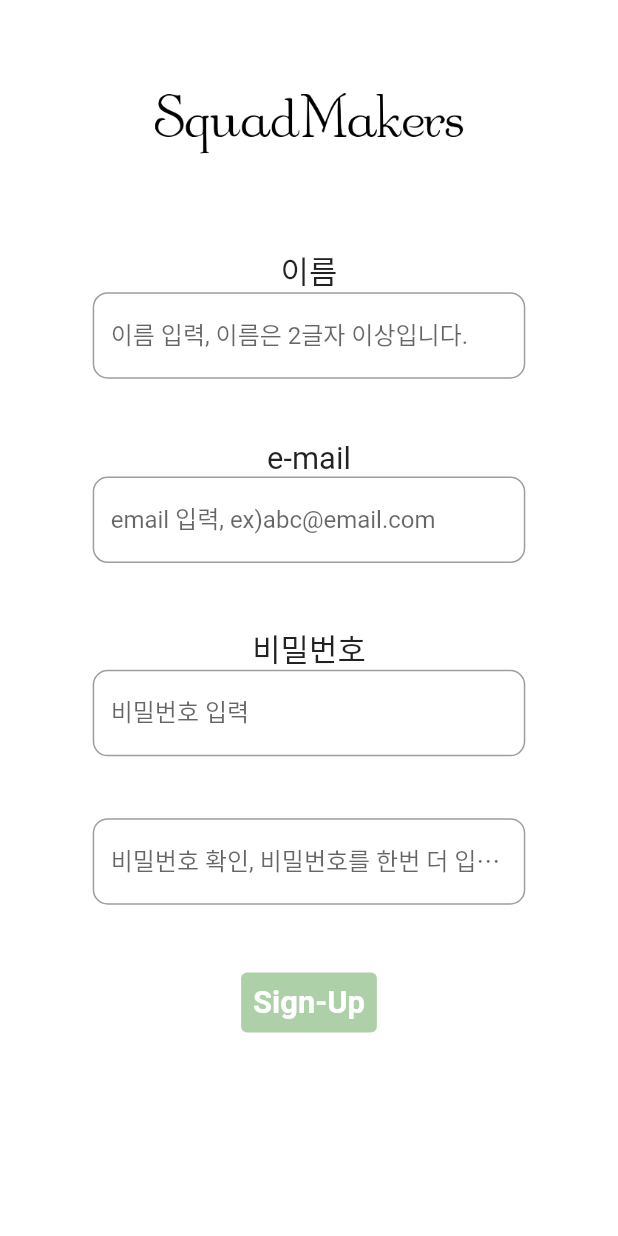
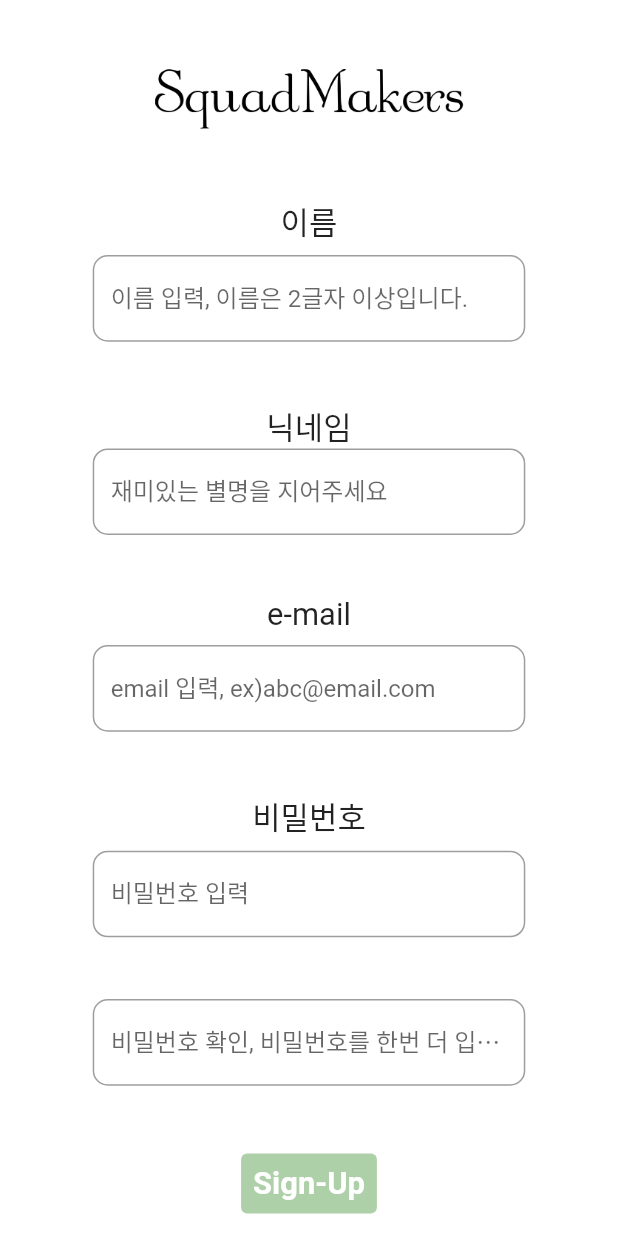
Before and after one commit to chan3199/capstone-Project, a Flutter app: the screen it shows after launch, after a tap on "Sign-Up", on a phone screen of 412 x 824 dp. Run offline on Flutter 3.47's test engine with Material 2 defaults, Android fonts, the phone set to English and light mode, and no system bars; our stand-ins replace cloud_firestore, firebase_auth, firebase_core, fluttertoast, get; missing offline and left inert: dart:html; accounts and stored records are empty; network calls fail; Roboto replaces fonts that are missing (Garton).

Commit message:
회원가입

```diff
--- a/squad_makers/lib/main.dart
+++ b/squad_makers/lib/main.dart
@@ -2,7 +2,7 @@ import 'package:firebase_core/firebase_core.dart';
 import 'firebase_options.dart';
 import 'package:flutter/material.dart';
 import 'package:get/get.dart';
-import 'view/start_page.dart';
+import 'view/login_view/start_page.dart';
 
 void main() async {
   WidgetsFlutterBinding.ensureInitialized();
--- a/squad_makers/lib/view/sign_upPage.dart
+++ b/squad_makers/lib/view/login_view/loginPage.dart
@@ -1,53 +1,30 @@
 import 'package:flutter/material.dart';
-import 'package:flutter/rendering.dart';
 import 'package:get/get.dart';
-import 'package:squad_makers/view/start_page.dart';
+import '../squadPage.dart';
 
-import 'loginPage.dart';
-
-class SignUpPage extends StatelessWidget {
-  const SignUpPage({super.key});
+class LoginPage extends StatelessWidget {
+  const LoginPage({super.key});
 
   @override
   Widget build(BuildContext context) {
     var width = MediaQuery.of(context).size.width;
     var height = MediaQuery.of(context).size.height;
-    return Scaffold(
-        backgroundColor: Colors.white,
-        body: SingleChildScrollView(
-            scrollDirection: Axis.vertical,
+    return GestureDetector(
+      onTap: () {
+        FocusManager.instance.primaryFocus?.unfocus();
+      },
+      child: Scaffold(
+          backgroundColor: Colors.white,
+          body: SingleChildScrollView(
             child: SafeArea(
                 child: Center(
                     child: Column(
               children: [
                 SizedBox(
-                  height: height * 0.05,
+                  height: height * 0.15,
                 ),
                 Image.asset('assets/maintext.png',
                     height: height * 0.1, width: width * 0.5),
-                SizedBox(
-                  height: height * 0.05,
-                ),
-                Text(
-                  '이름',
-                  style: TextStyle(fontSize: width * 0.05),
-                ),
-                Container(
-                    height: height * 0.07,
-                    width: width * 0.7,
-                    child: TextFormField(
-                      decoration: InputDecoration(
-                        border: OutlineInputBorder(
-                            borderRadius:
-                                BorderRadius.all(Radius.circular(10.0)),
-                            borderSide: BorderSide(
-                              width: 1,
-                              color: Color(0xff5EA152),
-                            )),
-                        hintText: '이름 입력, 이름은 2글자 이상입니다.',
-                      ),
-                      keyboardType: TextInputType.name,
-                    )),
                 SizedBox(
                   height: height * 0.05,
                 ),
@@ -69,10 +46,10 @@ class SignUpPage extends StatelessWidget {
                             )),
                         hintText: 'email 입력, ex)abc@email.com',
                       ),
-                      keyboardType: TextInputType.name,
+                      keyboardType: TextInputType.emailAddress,
                     )),
                 SizedBox(
-                  height: height * 0.05,
+                  height: height * 0.10,
                 ),
                 Text(
                   '비밀번호',
@@ -97,32 +74,13 @@ class SignUpPage extends StatelessWidget {
                 SizedBox(
                   height: height * 0.05,
                 ),
-                Container(
-                    height: height * 0.07,
-                    width: width * 0.7,
-                    child: TextFormField(
-                      decoration: InputDecoration(
-                        border: OutlineInputBorder(
-                            borderRadius:
-                                BorderRadius.all(Radius.circular(10.0)),
-                            borderSide: BorderSide(
-                              width: 1,
-                              color: Color(0xff5EA152),
-                            )),
-                        hintText: '비밀번호 확인, 비밀번호를 한번 더 입력해주세요.',
-                      ),
-                      keyboardType: TextInputType.name,
-                    )),
-                SizedBox(
-                  height: height * 0.05,
-                ),
                 TextButton(
                     style: TextButton.styleFrom(
                       backgroundColor: Color(0x805EA152),
                     ),
-                    onPressed: () => Get.to(() => startPage()),
+                    onPressed: () => Get.to(() => SquadPage()),
                     child: Text(
-                      'Sign-Up',
+                      'login',
                       style: TextStyle(
                           color: Colors.white,
                           fontSize: width * 0.05,
@@ -130,6 +88,8 @@ class SignUpPage extends StatelessWidget {
                           fontWeight: FontWeight.bold),
                     ))
               ],
-            )))));
+            ))),
+          )),
+    );
   }
 }
--- /dev/null
+++ b/squad_makers/lib/view/login_view/sign_upPage.dart
@@ -0,0 +1,229 @@
+import 'package:flutter/material.dart';
+import 'package:flutter/rendering.dart';
+import 'package:get/get.dart';
+import 'package:squad_makers/controller/Database_controller.dart';
+import 'package:squad_makers/view/login_view/loginPage.dart';
+
+class SignUpPage extends StatefulWidget {
+  const SignUpPage({super.key});
+
+  @override
+  State<SignUpPage> createState() => _SignUpPageState();
+}
+
+class _SignUpPageState extends State<SignUpPage> {
+  final nameController = TextEditingController();
+  final nicknameController = TextEditingController();
+  final passwordController = TextEditingController();
+  final checkpassController = TextEditingController();
+  final emailController = TextEditingController();
+
+  @override
+  void dispose() {
+    nameController.dispose();
+    nicknameController.dispose();
+    passwordController.dispose();
+    checkpassController.dispose();
+    emailController.dispose();
+    super.dispose();
+  }
+
+  @override
+  Widget build(BuildContext context) {
+    var width = MediaQuery.of(context).size.width;
+    var height = MediaQuery.of(context).size.height;
+    return GestureDetector(
+      onTap: () {
+        FocusManager.instance.primaryFocus?.unfocus();
+      },
+      child: Scaffold(
+          backgroundColor: Colors.white,
+          body: SingleChildScrollView(
+              scrollDirection: Axis.vertical,
+              child: SafeArea(
+                  child: Center(
+                      child: Column(
+                children: [
+                  SizedBox(
+                    height: height * 0.03,
+                  ),
+                  Image.asset('assets/maintext.png',
+                      height: height * 0.1, width: width * 0.5),
+                  SizedBox(
+                    height: height * 0.03,
+                  ),
+                  Text(
+                    '이름',
+                    style: TextStyle(fontSize: width * 0.05),
+                  ),
+                  SizedBox(
+                    height: height * 0.01,
+                  ),
+                  Container(
+                      height: height * 0.07,
+                      width: width * 0.7,
+                      child: TextFormField(
+                        controller: nameController,
+                        onChanged: (value) {
+                          if (value.isEmpty) {
+                            nameController.clear();
+                          }
+                        },
+                        decoration: InputDecoration(
+                          border: OutlineInputBorder(
+                              borderRadius:
+                                  BorderRadius.all(Radius.circular(10.0)),
+                              borderSide: BorderSide(
+                                width: 1,
+                                color: Color(0xff5EA152),
+                              )),
+                          hintText: '이름 입력, 이름은 2글자 이상입니다.',
+                        ),
+                        keyboardType: TextInputType.name,
+                      )),
+                  SizedBox(
+                    height: height * 0.05,
+                  ),
+                  Text(
+                    '닉네임',
+                    style: TextStyle(fontSize: width * 0.05),
+                  ),
+                  Container(
+                      height: height * 0.07,
+                      width: width * 0.7,
+                      child: TextFormField(
+                        controller: nicknameController,
+                        onChanged: (value) {
+                          if (value.isEmpty) {
+                            nicknameController.clear();
+                          }
+                        },
+                        decoration: InputDecoration(
+                          border: OutlineInputBorder(
+                              borderRadius:
+                                  BorderRadius.all(Radius.circular(10.0)),
+                              borderSide: BorderSide(
+                                width: 1,
+                                color: Color(0xff5EA152),
+                              )),
+                          hintText: '재미있는 별명을 지어주세요',
+                        ),
+                        keyboardType: TextInputType.name,
+                      )),
+                  SizedBox(
+                    height: height * 0.05,
+                  ),
+                  Text(
+                    'e-mail',
+                    style: TextStyle(fontSize: width * 0.05),
+                  ),
+                  SizedBox(
+                    height: height * 0.01,
+                  ),
+                  Container(
+                      height: height * 0.07,
+                      width: width * 0.7,
+                      child: TextFormField(
+                        controller: emailController,
+                        onChanged: (value) {
+                          if (value.isEmpty) {
+                            emailController.clear();
+                          }
+                        },
+                        decoration: InputDecoration(
+                          border: OutlineInputBorder(
+                              borderRadius:
+                                  BorderRadius.all(Radius.circular(10.0)),
+                              borderSide: BorderSide(
+                                width: 1,
+                                color: Color(0xff5EA152),
+                              )),
+                          hintText: 'email 입력, ex)abc@email.com',
+                        ),
+                        keyboardType: TextInputType.emailAddress,
+                      )),
+                  SizedBox(
+                    height: height * 0.05,
+                  ),
+                  Text(
+                    '비밀번호',
+                    style: TextStyle(fontSize: width * 0.05),
+                  ),
+                  SizedBox(
+                    height: height * 0.01,
+                  ),
+                  Container(
+                      height: height * 0.07,
+                      width: width * 0.7,
+                      child: TextFormField(
+                        controller: passwordController,
+                        onChanged: (value) {
+                          if (value.isEmpty) {
+                            passwordController.clear();
+                          }
+                        },
+                        decoration: InputDecoration(
+                          border: OutlineInputBorder(
+                              borderRadius:
+                                  BorderRadius.all(Radius.circular(10.0)),
+                              borderSide: BorderSide(
+                                width: 1,
+                                color: Color(0xff5EA152),
+                              )),
+                          hintText: '비밀번호 입력',
+                        ),
+                        keyboardType: TextInputType.visiblePassword,
+                      )),
+                  SizedBox(
+                    height: height * 0.05,
+                  ),
+                  Container(
+                      height: height * 0.07,
+                      width: width * 0.7,
+                      child: TextFormField(
+                        controller: checkpassController,
+                        onChanged: (value) {
+                          if (value.isEmpty) {
+                            checkpassController.clear();
+                          }
+                        },
+                        decoration: InputDecoration(
+                          border: OutlineInputBorder(
+                              borderRadius:
+                                  BorderRadius.all(Radius.circular(10.0)),
+                              borderSide: BorderSide(
+                                width: 1,
+                                color: Color(0xff5EA152),
+                              )),
+                          hintText: '비밀번호 확인, 비밀번호를 한번 더 입력해주세요.',
+                        ),
+                        keyboardType: TextInputType.visiblePassword,
+                      )),
+                  SizedBox(
+                    height: height * 0.05,
+                  ),
+                  TextButton(
+                      style: TextButton.styleFrom(
+                        backgroundColor: Color(0x805EA152),
+                      ),
+                      onPressed: () => {
+                            databasecontroller.signUpUserCredential(
+                                email: emailController.text,
+                                password: passwordController.text,
+                                nickname: nicknameController.text,
+                                name: nameController.text),
+                            Get.to(() => LoginPage())
+                          },
+                      child: Text(
+                        'Sign-Up',
+                        style: TextStyle(
+                            color: Colors.white,
+                            fontSize: width * 0.05,
+                            fontFamily: 'Garton',
+                            fontWeight: FontWeight.bold),
+                      ))
+                ],
+              ))))),
+    );
+  }
+}
--- a/squad_makers/pubspec.yaml
+++ b/squad_makers/pubspec.yaml
@@ -38,6 +38,8 @@ dependencies:
   firebase_auth: ^4.4.2
   firebase_in_app_messaging: ^0.7.1+1
   firebase_database: ^10.1.1
+  cloud_firestore: ^4.5.3
+  fluttertoast: ^8.2.1
   http_parser: ^4.0.0
 
   # The following adds the Cupertino Icons font to your application.
```
Also changed, not shown: squad_makers/lib/classes/toast_massage.dart (added, +20 -0 lines), squad_makers/lib/controller/Auth_controller.dart (+8 -0 lines), squad_makers/lib/controller/database_controller.dart (added, +43 -0 lines), squad_makers/lib/controller/database_service.dart (added, +27 -0 lines), squad_makers/lib/model/user_model.dart (+36 -0 lines), squad_makers/lib/sign_upPage.dart (deleted, +0 -122 lines), squad_makers/lib/view/loginPage.dart (deleted, +0 -85 lines), squad_makers/lib/view/login_view/start_page.dart (renamed from squad_makers/lib/view/start_page.dart), squad_makers/pubspec.lock, 2 other files.
